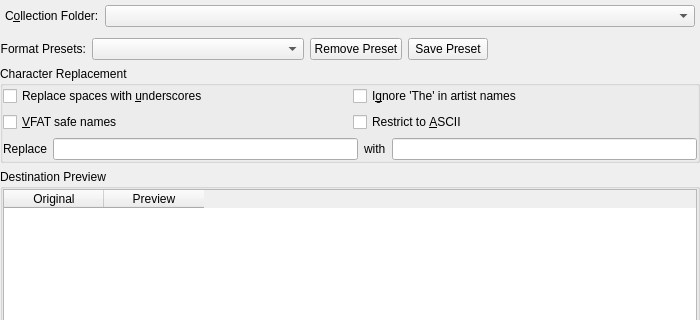
This is src/dialogs/OrganizeCollectionDialogBase.ui in KDE/amarok as Qt 5 draws it before an edit; both pictures show x 0 to 700 and y 0 to 320 of the 700 by 481 pixel window. The edited form follows.
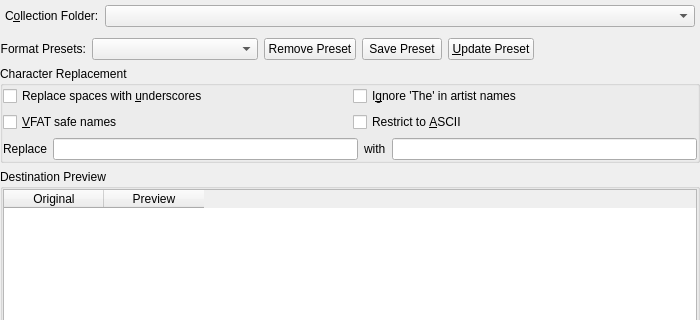
This is the edited form. Custom widgets are drawn as their Qt base class.

Commit message: Added kconf_update script to update Format strings stored in amarokrc according to new token's syntax (%token% instead of %token). Add "Update Preset" button to update currently selected preset. Make Organize Collection dialog to store all changes to "Format Presets" on close (doesn't matter if dialog was accepted or rejected).

```diff
--- a/src/dialogs/OrganizeCollectionDialogBase.ui
+++ b/src/dialogs/OrganizeCollectionDialogBase.ui
@@ -67,7 +67,7 @@
     </layout>
    </item>
    <item>
-    <layout class="QHBoxLayout" name="horizontalLayout" stretch="0,0,0,0,0">
+    <layout class="QHBoxLayout" name="horizontalLayout" stretch="0,0,0,0,0,0">
      <property name="topMargin">
       <number>0</number>
      </property>
@@ -129,6 +129,13 @@
        </property>
       </widget>
      </item>
+     <item>
+      <widget class="QPushButton" name="updatePresetButton">
+       <property name="text">
+        <string>&amp;Update Preset</string>
+       </property>
+      </widget>
+     </item>
      <item>
       <spacer name="horizontalSpacer">
        <property name="orientation">
```
Left out of the diff: 2 changed lines with no effect on the pictures. The commit also changes 9 other files.
